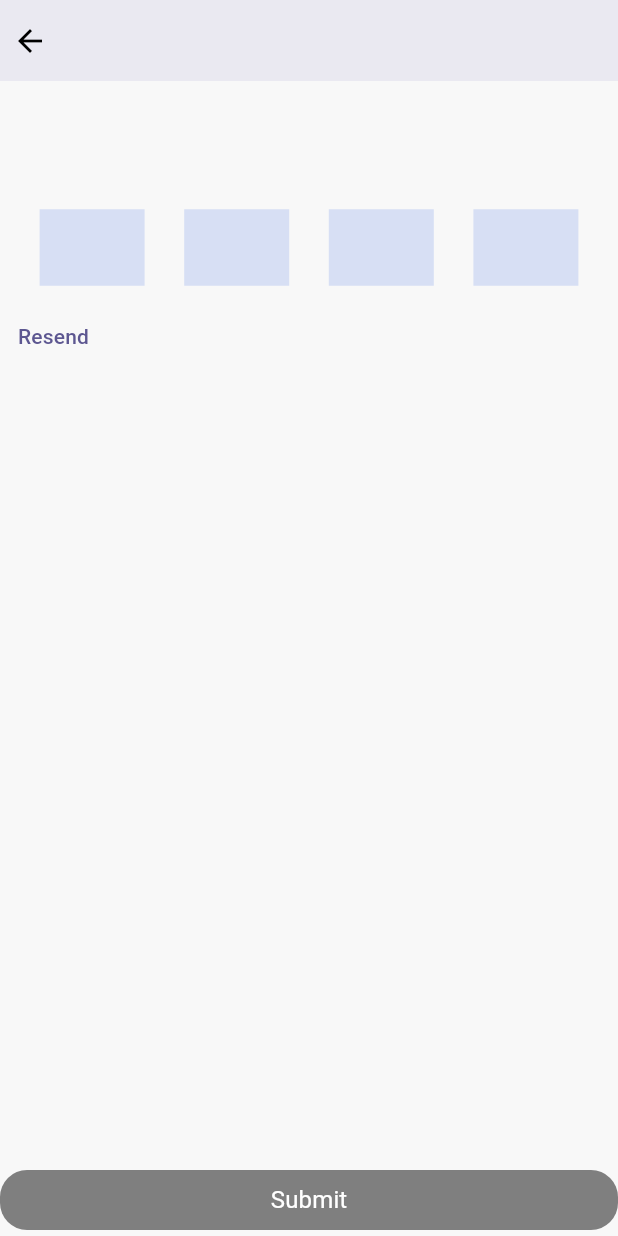
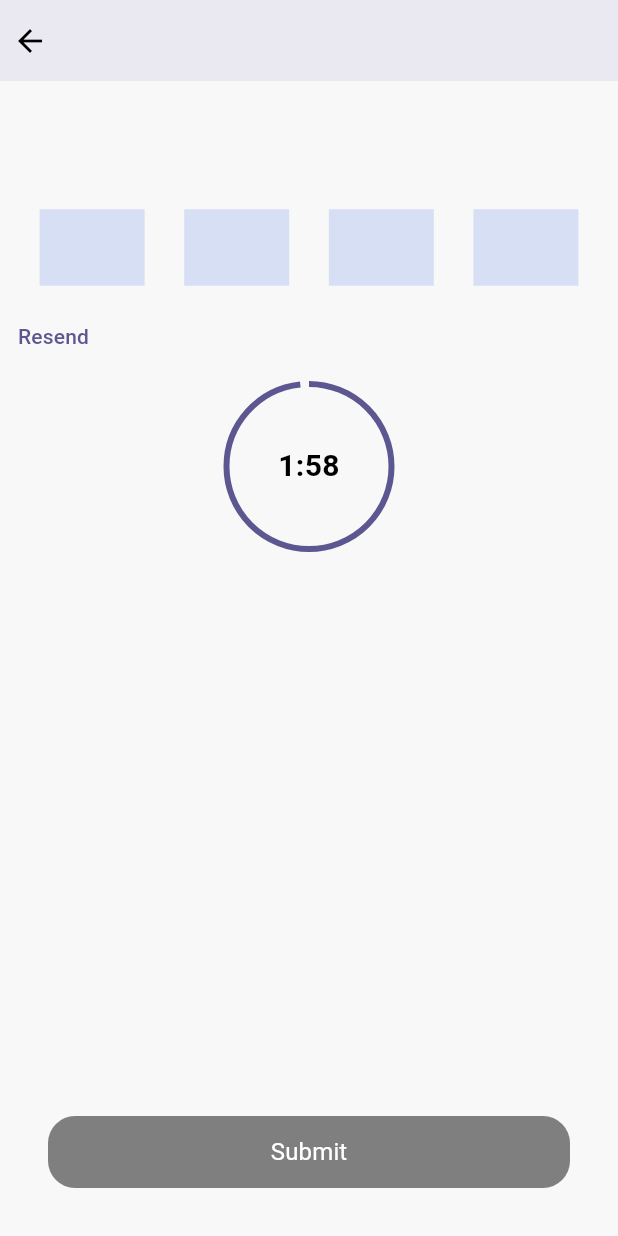
Before and after one commit to lightion/black_pearl_admin, a Flutter app: the LoginVerificationScreen screen opened by its route, on a phone screen of 412 x 824 dp. Run offline on Flutter 3.47's test engine with Material 3 defaults, Android fonts, the phone set to English and light mode, and no system bars; our stand-ins replace beamer, flutter_secure_storage, get_it; accounts and stored records are empty; network calls fail.

Commit message:
Added timer to the login verification screen and added button enable option when otp is entered

```diff
--- a/core/lib/utils/asset_image_path_constants.dart
+++ b/core/lib/utils/asset_image_path_constants.dart
@@ -1,4 +1,5 @@
 abstract class AssetImagePath {
   static const String _imagePath = 'assets/images';
   static const String loginButtonIcon = "$_imagePath/login_button_icon.png";
+  static const String arrowRightWhiteIcon = "$_imagePath/arrow_right_white.png";
 }
--- a/core/lib/utils/size_calculator.dart
+++ b/core/lib/utils/size_calculator.dart
@@ -5,7 +5,7 @@ class SizeCalculator {
     return MediaQuery.of(context).size.height;
   }
 
-  static double getDeviceWidth(BuildContext context ) {
+  static double getDeviceWidth(BuildContext context) {
     return MediaQuery.of(context).size.width;
   }
 }
--- /dev/null
+++ b/core/lib/widgets/timer_widget.dart
@@ -0,0 +1,51 @@
+import 'package:core/theme/color_constants.dart';
+import 'package:flutter/material.dart';
+
+class TimerWidget extends StatefulWidget {
+  final Duration duration;
+
+  const TimerWidget({super.key, required this.duration});
+
+  @override
+  State<TimerWidget> createState() => _TimerWidgetState();
+}
+
+class _TimerWidgetState extends State<TimerWidget> {
+  @override
+  Widget build(BuildContext context) {
+    final totalTime = widget.duration.inMinutes * 60;
+    return TweenAnimationBuilder(
+        tween: Tween(begin: widget.duration, end: Duration.zero),
+        duration: widget.duration,
+        builder: (context, value, child) {
+          final minutes = value.inMinutes;
+          final seconds = value.inSeconds % 60;
+
+          final percentageTime = ((minutes * 60 + seconds) / totalTime);
+          return Padding(
+            padding: const EdgeInsets.all(8),
+            child: Stack(
+              alignment: AlignmentDirectional.center,
+              children: [
+                SizedBox(
+                  height: 110,
+                  width: 110,
+                  child: CircularProgressIndicator(
+                    value: percentageTime,
+                  ),
+                ),
+                Text(
+                  "$minutes:$seconds",
+                  textAlign: TextAlign.center,
+                  style: const TextStyle(
+                    color: ColorConstants.black,
+                    fontWeight: FontWeight.bold,
+                    fontSize: 20,
+                  ),
+                ),
+              ],
+            ),
+          );
+        });
+  }
+}
--- a/lib/presentation/login/screen/login_verification_sreen.dart
+++ b/lib/presentation/login/screen/login_verification_sreen.dart
@@ -1,7 +1,10 @@
 import 'package:beamer/beamer.dart';
+import 'package:core/constants/app_constants.dart';
 import 'package:core/theme/color_constants.dart';
+import 'package:core/utils/asset_image_path_constants.dart';
 import 'package:core/widgets/app_bar_widget.dart';
 import 'package:core/widgets/button_widget.dart';
+import 'package:core/widgets/timer_widget.dart';
 import 'package:flutter/material.dart';
 
 class LoginVerificationScreen extends StatefulWidget {
@@ -14,6 +17,9 @@ class LoginVerificationScreen extends StatefulWidget {
 
 class _LoginVerificationScreenState extends State<LoginVerificationScreen> {
   var otpController = List.generate(4, (index) => TextEditingController());
+
+  bool enableButton = false;
+  int valueCounter = 0;
 
   @override
   Widget build(BuildContext context) {
@@ -35,8 +41,18 @@ class _LoginVerificationScreenState extends State<LoginVerificationScreen> {
             padding: const EdgeInsets.only(top: 74.0),
             child: _topLayout(),
           )),
-          ButtonWidget(
-              buttonText: "Submit", isEnabled: false, onTapEvent: () {})
+          Padding(
+            padding: const EdgeInsets.all(32.0),
+            child: SizedBox(
+              height: AppConstants.buttonHeight,
+              child: ButtonWidget(
+                buttonText: "Submit",
+                isEnabled: enableButton,
+                onTapEvent: () {},
+                followIcon: AssetImagePath.arrowRightWhiteIcon,
+              ),
+            ),
+          )
         ],
       ),
     );
@@ -49,6 +65,11 @@ class _LoginVerificationScreenState extends State<LoginVerificationScreen> {
       children: [
         _boxLayout(),
         TextButton(onPressed: () {}, child: Text("Resend")),
+        const Center(
+          child: TimerWidget(
+            duration: Duration(minutes: 2),
+          ),
+        ),
       ],
     );
   }
@@ -68,10 +89,26 @@ class _LoginVerificationScreenState extends State<LoginVerificationScreen> {
       child: TextField(
         controller: otpController[index],
         onChanged: (value) {
-          if (value.length == 1 && index <= 3) {
+          if (value.length == 1 && index <= 2) {
+            valueCounter++;
             FocusScope.of(context).nextFocus();
           } else if (value.isEmpty && index > 0) {
             FocusScope.of(context).previousFocus();
+            valueCounter--;
+          } else if (value.length == 1 && index == 3) {
+            valueCounter++;
+            FocusScope.of(context).unfocus();
+          } else if (value.isEmpty && index == 0) {
+            valueCounter--;
+          }
+          if (valueCounter == 4) {
+            setState(() {
+              enableButton = true;
+            });
+          } else {
+            setState(() {
+              enableButton = false;
+            });
           }
         },
         style: const TextStyle(
```
Also changed, not shown: core/lib/widgets/button_widget.dart (+6 -1 lines), assets/images/2.0x/arrow_right_white.png (added), assets/images/3.0x/arrow_right_white.png (added), assets/images/arrow_right_white.png (added), lib/presentation/login/screen/login_screen.dart (indentation only), pubspec.lock.
